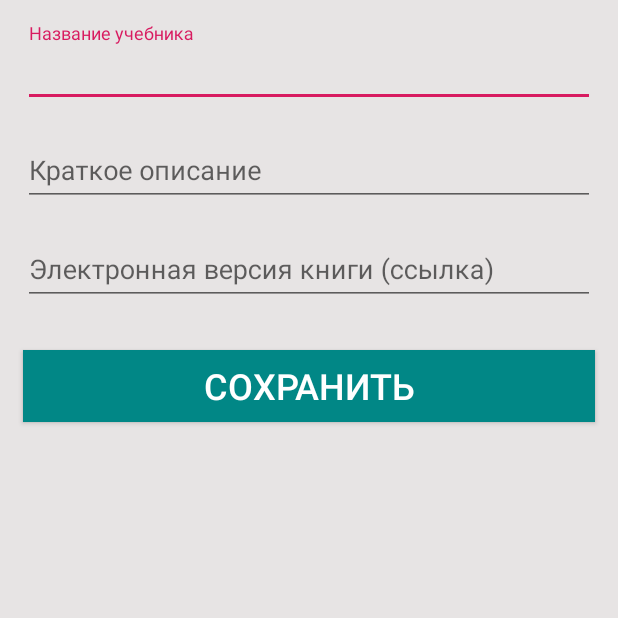
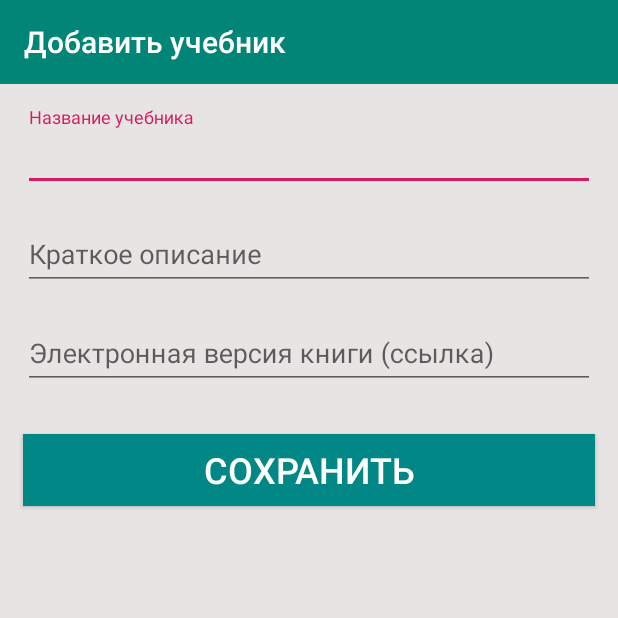
Before and after one commit to izakynash/ResheniePlus, an Android app: the EditBookActivity screen opened directly, with no data from a screen before it, on a phone screen of 412 x 824 dp, the top half of it. Run offline under Robolectric (Android 15) with nearby library versions, the phone set to English and light mode, and no system bars.

Commit message:
done 2 done 2

```diff
--- a/app/src/main/java/info/goodline/reshenie_plus/AllBooksActivity.kt
+++ b/app/src/main/java/info/goodline/reshenie_plus/AllBooksActivity.kt
@@ -31,11 +31,10 @@ class AllBooksActivity : AppCompatActivity() {
 
     // по завершении работы активити EditBook вернет результат через SetResult в метод onActivityResult():
     override fun onActivityResult(requestCode: Int, resultCode: Int, data: Intent?) {
-         // super.onActivityResult(requestCode, resultCode, data)
         // по requestCode определяем, с какого активити пришел результат, в данный момент смысла не имеет
-        // в data приходит объект класса Intent
+        // в data приходит объект класса Intent, переданный через setResult
 
-            if(resultCode == Activity.RESULT_OK && requestCode == REQUEST_CODE_EDIT_BOOK) {
+            if(resultCode == Activity.RESULT_OK && requestCode == 1) {
 
                 book3Layout.visibility = View.VISIBLE
 
--- a/app/src/main/res/layout/activity_edit_book.xml
+++ b/app/src/main/res/layout/activity_edit_book.xml
@@ -1,12 +1,19 @@
 <?xml version="1.0" encoding="utf-8"?>
 <LinearLayout xmlns:android="http://schemas.android.com/apk/res/android"
     xmlns:tools="http://schemas.android.com/tools"
+    xmlns:app="http://schemas.android.com/apk/res-auto"
     android:id="@+id/linearLayout"
     android:layout_width="match_parent"
     android:layout_height="match_parent"
     android:background="#e7e4e4"
     android:orientation="vertical"
     tools:context=".EditBookActivity">
+
+    <android.support.v7.widget.Toolbar
+        android:id="@+id/toolbar"
+        style="@style/Toolbar"
+        app:title="Добавить учебник"
+        app:titleTextColor="#ffffff"/>
 
     <android.support.design.widget.TextInputLayout
         android:layout_width="match_parent"
```
Also changed, not shown: app/src/main/java/info/goodline/reshenie_plus/EditBookActivity.kt (+7 -0 lines).
